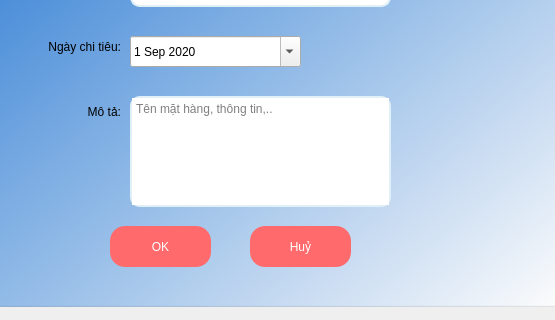
First picture: the form in QuanLyChiTieu/chitieu.ui, repository derektruong/ExpenseManagement, before the edit; both pictures show x 110 to 665 and y 244 to 564 of the 665 by 564 pixel window.
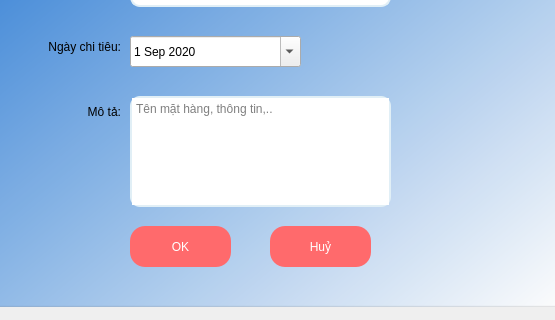
Second picture: the form after the edit. Icons and pictures are not drawn.

The edit to the form file:
```diff
--- a/QuanLyChiTieu/chitieu.ui
+++ b/QuanLyChiTieu/chitieu.ui
@@ -280,7 +280,7 @@
    <widget class="QPushButton" name="btn_OK">
     <property name="geometry">
      <rect>
-      <x>220</x>
+      <x>240</x>
       <y>470</y>
       <width>101</width>
       <height>41</height>
@@ -299,7 +299,7 @@
    <widget class="QPushButton" name="btn_Huy">
     <property name="geometry">
      <rect>
-      <x>360</x>
+      <x>380</x>
       <y>470</y>
       <width>101</width>
       <height>41</height>
```
